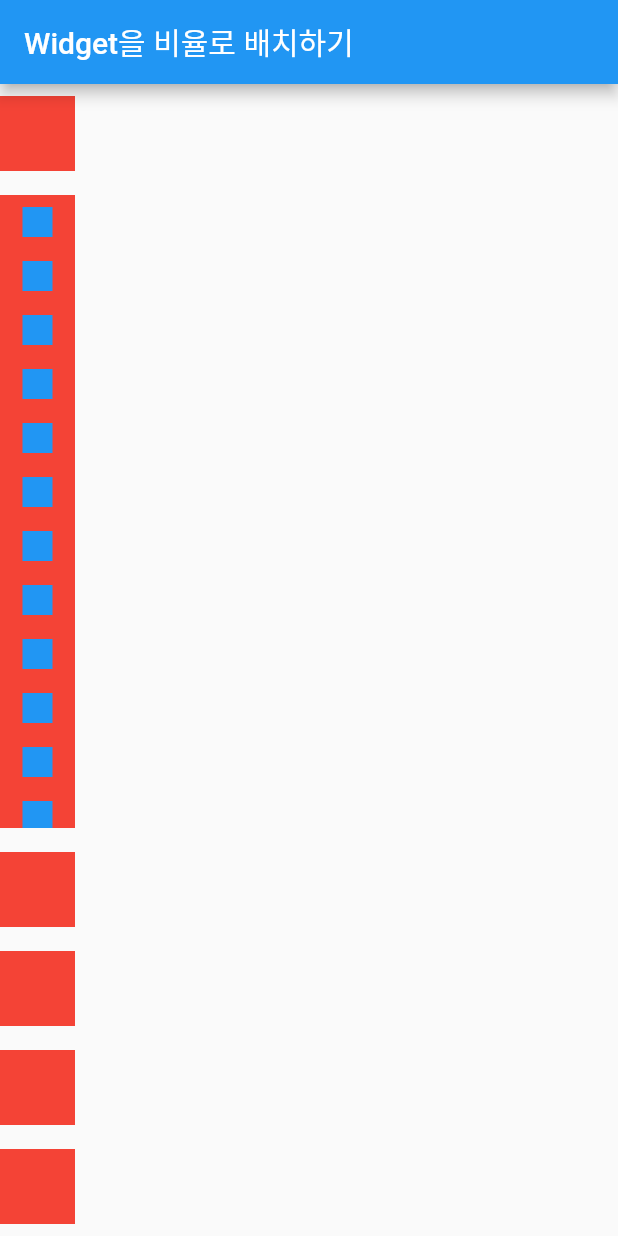
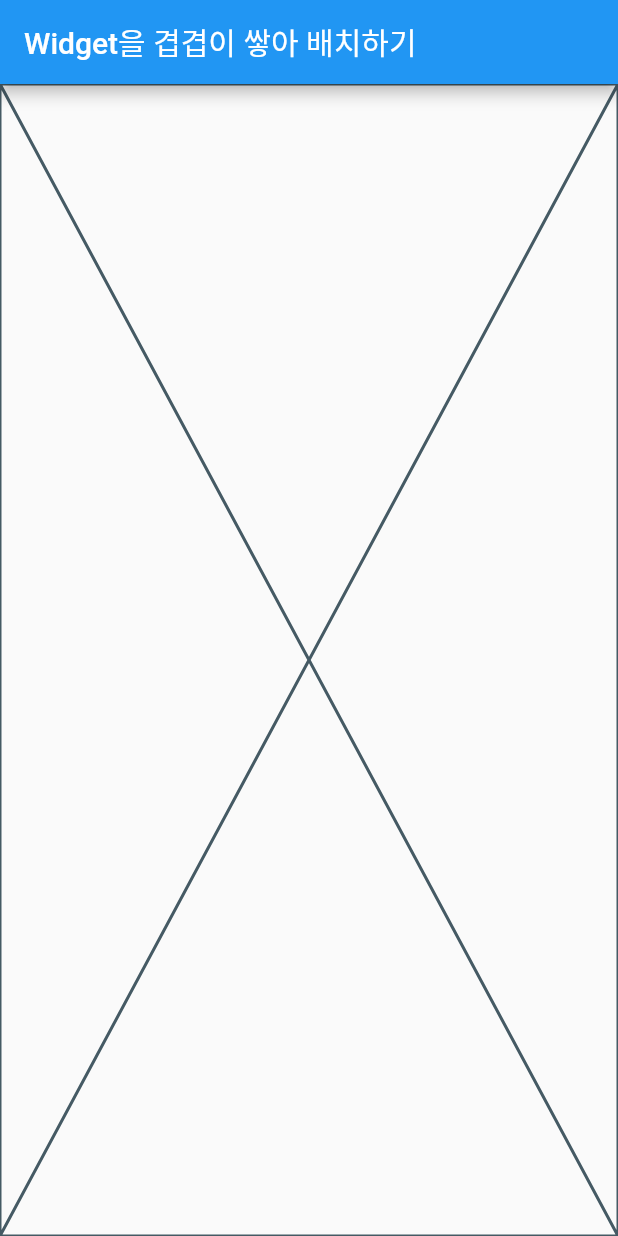
Before and after one commit to dongeranguk/flutter_example, a Flutter app: the screen it shows after launch, on a phone screen of 412 x 824 dp. Run offline on Flutter 3.47's test engine with Material 2 defaults, Android fonts, the phone set to English and light mode, and no system bars.

Commit message:
#8 - 화면 초기화
이번 실습을 진행하기 위해 이전 화면을 초기화한다.

```diff
--- a/lib/main.dart
+++ b/lib/main.dart
@@ -4,7 +4,7 @@ void main() {
   runApp(
     MaterialApp(
       home: Scaffold(
-        appBar: AppBar(title: const Text('Widget을 비율로 배치하기')),
+        appBar: AppBar(title: const Text('Widget을 겹겹이 쌓아 배치하기')),
         body: const Body(),
       ),
     ),
@@ -16,65 +16,6 @@ class Body extends StatelessWidget {
 
   @override
   Widget build(BuildContext context) {
-    return Column(
-      children: [
-        Container(
-          color: Colors.red,
-          width: 50,
-          height: 50,
-          margin: const EdgeInsets.symmetric(vertical: 8),
-        ),
-        Expanded(
-          child: Container(
-            color: Colors.red,
-            width: 50,
-            height: 50,
-            margin: const EdgeInsets.symmetric(vertical: 8),
-            child: SingleChildScrollView(child: Column(
-              children: [
-                Container(color: Colors.blue, width: 20, height: 20, margin: const EdgeInsets.symmetric(vertical: 8),),
-                Container(color: Colors.blue, width: 20, height: 20, margin: const EdgeInsets.symmetric(vertical: 8),),
-                Container(color: Colors.blue, width: 20, height: 20, margin: const EdgeInsets.symmetric(vertical: 8),),
-                Container(color: Colors.blue, width: 20, height: 20, margin: const EdgeInsets.symmetric(vertical: 8),),
-                Container(color: Colors.blue, width: 20, height: 20, margin: const EdgeInsets.symmetric(vertical: 8),),
-                Container(color: Colors.blue, width: 20, height: 20, margin: const EdgeInsets.symmetric(vertical: 8),),
-                Container(color: Colors.blue, width: 20, height: 20, margin: const EdgeInsets.symmetric(vertical: 8),),
-                Container(color: Colors.blue, width: 20, height: 20, margin: const EdgeInsets.symmetric(vertical: 8),),
-                Container(color: Colors.blue, width: 20, height: 20, margin: const EdgeInsets.symmetric(vertical: 8),),
-                Container(color: Colors.blue, width: 20, height: 20, margin: const EdgeInsets.symmetric(vertical: 8),),
-                Container(color: Colors.blue, width: 20, height: 20, margin: const EdgeInsets.symmetric(vertical: 8),),
-                Container(color: Colors.blue, width: 20, height: 20, margin: const EdgeInsets.symmetric(vertical: 8),),
-                Container(color: Colors.blue, width: 20, height: 20, margin: const EdgeInsets.symmetric(vertical: 8),),
-                Container(color: Colors.blue, width: 20, height: 20, margin: const EdgeInsets.symmetric(vertical: 8),),
-              ],
-            )),
-          ),
-        ),
-        Container(
-          color: Colors.red,
-          width: 50,
-          height: 50,
-          margin: const EdgeInsets.symmetric(vertical: 8),
-        ),
-        Container(
-          color: Colors.red,
-          width: 50,
-          height: 50,
-          margin: const EdgeInsets.symmetric(vertical: 8),
-        ),
-        Container(
-          color: Colors.red,
-          width: 50,
-          height: 50,
-          margin: const EdgeInsets.symmetric(vertical: 8),
-        ),
-        Container(
-          color: Colors.red,
-          width: 50,
-          height: 50,
-          margin: const EdgeInsets.symmetric(vertical: 8),
-        ),
-      ],
-    );
+    return Placeholder();
   }
 }
```
